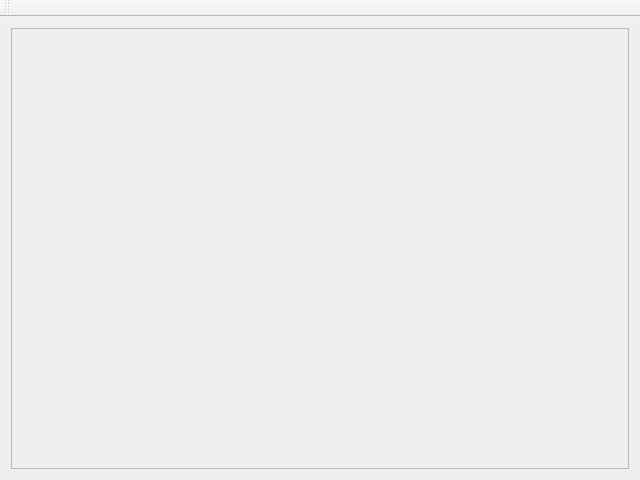
amatveiakin/area-measurement, file mainwindow.ui: the form before one commit.
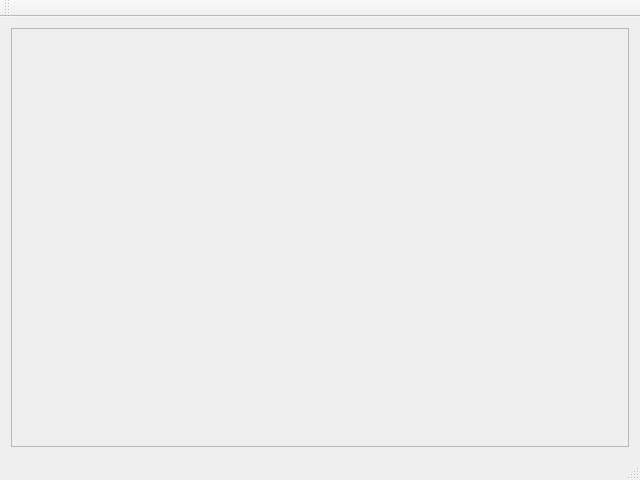
The form after the commit.

Diff of the .ui file:
```diff
--- a/mainwindow.ui
+++ b/mainwindow.ui
@@ -26,7 +26,7 @@
          <x>0</x>
          <y>0</y>
          <width>626</width>
-         <height>458</height>
+         <height>439</height>
         </rect>
        </property>
       </widget>
@@ -45,6 +45,7 @@
     <bool>false</bool>
    </attribute>
   </widget>
+  <widget class="QStatusBar" name="statusBar"/>
  </widget>
  <layoutdefault spacing="6" margin="11"/>
  <resources/>
```
